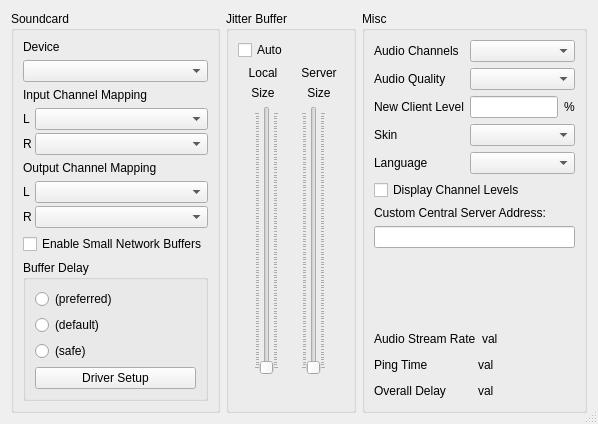
This is src/clientsettingsdlgbase.ui in jamulussoftware/jamulus as Qt 5 draws it before an edit. The edited form follows.
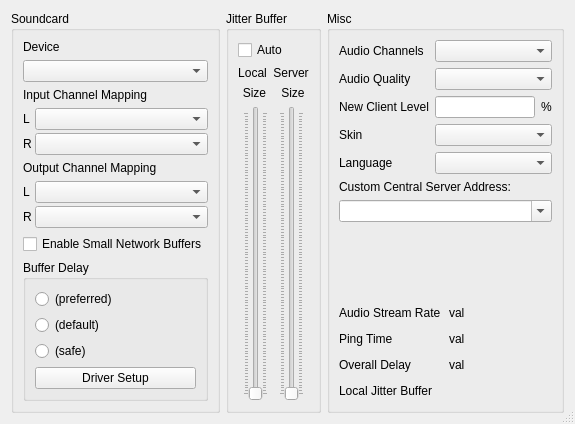
This is the edited form. Icons and pictures are not drawn. Custom widgets are drawn as their Qt base class.

```diff
--- a/src/clientsettingsdlgbase.ui
+++ b/src/clientsettingsdlgbase.ui
@@ -274,12 +274,6 @@
        <layout class="QHBoxLayout">
         <item>
          <widget class="QLabel" name="lblNetBufLabel">
-          <property name="minimumSize">
-           <size>
-            <width>50</width>
-            <height>0</height>
-           </size>
-          </property>
           <property name="text">
            <string>Local</string>
           </property>
@@ -293,12 +287,6 @@
         </item>
         <item>
          <widget class="QLabel" name="lblNetBufServerLabel">
-          <property name="minimumSize">
-           <size>
-            <width>50</width>
-            <height>0</height>
-           </size>
-          </property>
           <property name="text">
            <string>Server</string>
           </property>
@@ -316,12 +304,6 @@
        <layout class="QHBoxLayout">
         <item>
          <widget class="QLabel" name="lblNetBuf">
-          <property name="minimumSize">
-           <size>
-            <width>50</width>
-            <height>0</height>
-           </size>
-          </property>
           <property name="text">
            <string>Size</string>
           </property>
@@ -335,12 +317,6 @@
         </item>
         <item>
          <widget class="QLabel" name="lblNetBufServer">
-          <property name="minimumSize">
-           <size>
-            <width>50</width>
-            <height>0</height>
-           </size>
-          </property>
           <property name="text">
            <string>Size</string>
           </property>
@@ -416,64 +392,6 @@
         </item>
        </layout>
       </item>
-      <item>
-       <layout class="QHBoxLayout">
-        <item>
-         <spacer>
-          <property name="orientation">
-           <enum>Qt::Horizontal</enum>
-          </property>
-          <property name="sizeType">
-           <enum>QSizePolicy::Minimum</enum>
-          </property>
-          <property name="sizeHint" stdset="0">
-           <size>
-            <width>0</width>
-            <height>0</height>
-           </size>
-          </property>
-         </spacer>
-        </item>
-        <item>
-         <widget class="CMultiColorLED" name="ledNetw" native="true">
-          <property name="sizePolicy">
-           <sizepolicy hsizetype="Fixed" vsizetype="Fixed">
-            <horstretch>0</horstretch>
-            <verstretch>0</verstretch>
-           </sizepolicy>
-          </property>
-          <property name="minimumSize">
-           <size>
-            <width>20</width>
-            <height>20</height>
-           </size>
-          </property>
-          <property name="maximumSize">
-           <size>
-            <width>20</width>
-            <height>20</height>
-           </size>
-          </property>
-         </widget>
-        </item>
-        <item>
-         <spacer>
-          <property name="orientation">
-           <enum>Qt::Horizontal</enum>
-          </property>
-          <property name="sizeType">
-           <enum>QSizePolicy::Minimum</enum>
-          </property>
-          <property name="sizeHint" stdset="0">
-           <size>
-            <width>0</width>
-            <height>0</height>
-           </size>
-          </property>
-         </spacer>
-        </item>
-       </layout>
-      </item>
      </layout>
     </widget>
    </item>
@@ -556,13 +474,6 @@
         </item>
        </layout>
       </item>
-      <item>
-       <widget class="QCheckBox" name="chbDisplayChannelLevels">
-        <property name="text">
-         <string>Display Channel Levels</string>
-        </property>
-       </widget>
-      </item>
       <item>
        <widget class="QLabel" name="lblCentralServerAddress">
         <property name="text">
@@ -571,12 +482,9 @@
        </widget>
       </item>
       <item>
-       <widget class="QLineEdit" name="edtCentralServerAddress">
-        <property name="sizePolicy">
-         <sizepolicy hsizetype="Expanding" vsizetype="Fixed">
-          <horstretch>0</horstretch>
-          <verstretch>0</verstretch>
-         </sizepolicy>
+       <widget class="QComboBox" name="cbxCentralServerAddress">
+        <property name="editable">
+         <bool>true</bool>
         </property>
        </widget>
       </item>
@@ -706,6 +614,39 @@
         </item>
        </layout>
       </item>
+      <item>
+       <layout class="QHBoxLayout">
+        <item>
+         <widget class="QLabel" name="lblNetLEDLabel">
+          <property name="text">
+           <string>Local Jitter Buffer</string>
+          </property>
+         </widget>
+        </item>
+        <item>
+         <widget class="CMultiColorLED" name="ledNetw" native="true">
+          <property name="sizePolicy">
+           <sizepolicy hsizetype="Fixed" vsizetype="Fixed">
+            <horstretch>0</horstretch>
+            <verstretch>0</verstretch>
+           </sizepolicy>
+          </property>
+          <property name="minimumSize">
+           <size>
+            <width>20</width>
+            <height>20</height>
+           </size>
+          </property>
+          <property name="maximumSize">
+           <size>
+            <width>20</width>
+            <height>20</height>
+           </size>
+          </property>
+         </widget>
+        </item>
+       </layout>
+      </item>
      </layout>
     </widget>
    </item>
```
Left out of the diff: 3 changed lines with no effect on the pictures.
